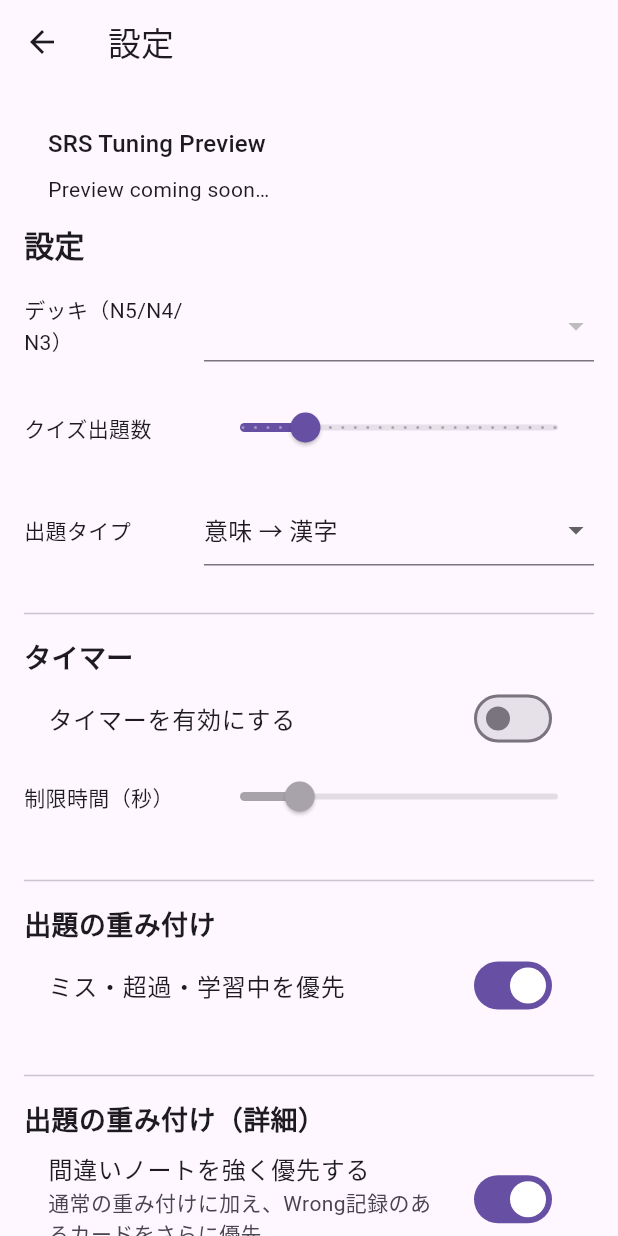
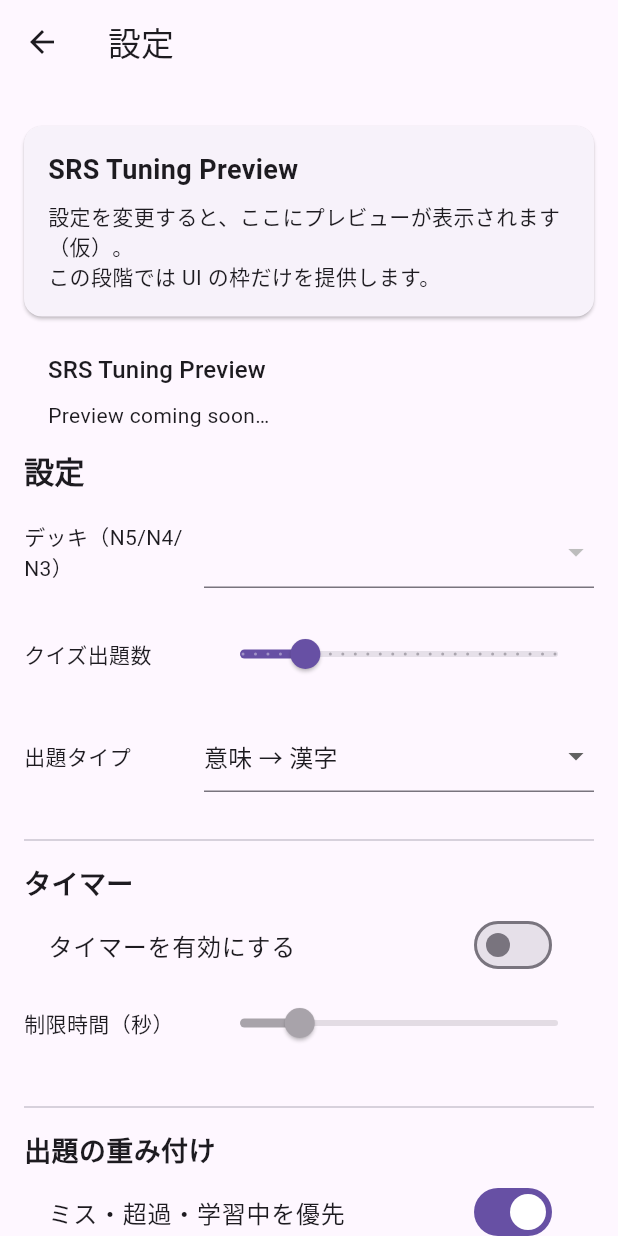
Before and after one commit to inami202rk-hub/my_kanji_app, a Flutter app: the screen it shows after launch, in the side drawer, after a tap on "設定", on a phone screen of 412 x 824 dp. Run offline on Flutter 3.47's test engine with Material 3 defaults, Android fonts, the phone set to English and light mode, and no system bars; our stand-ins replace shared_preferences; missing offline and left inert: dart:html, dart:js_util; network calls fail.

Commit message:
feat(settings/srs): add SrsPreviewCard placeholder (UI only, with Key)

```diff
--- a/lib/pages/settings_page.dart
+++ b/lib/pages/settings_page.dart
@@ -9,6 +9,7 @@ import '../models/srs_config.dart';
 import '../services/srs_config_store.dart';
 import '../widget/pwa_install_button.dart';
 import '../utils/srs_preview.dart';
+import 'package:my_kanji_app/widgets/srs_preview_card.dart';
 
 class SettingsPage extends StatefulWidget {
   const SettingsPage({super.key});
@@ -415,6 +416,8 @@ class _SettingsPageState extends State<SettingsPage> {
         : ListView(
             padding: const EdgeInsets.all(16),
             children: [
+              const SrsPreviewCard(),
+
               Container(
                 key: const Key('srsPreviewSection'),
                 padding: const EdgeInsets.symmetric(
--- /dev/null
+++ b/lib/widgets/srs_preview_card.dart
@@ -0,0 +1,36 @@
+import 'package:flutter/material.dart';
+
+/// SRS プレビュー（プレースホルダー）
+/// まだロジックは繋げず、見出し＋説明だけを描画する。
+class SrsPreviewCard extends StatelessWidget {
+  /// SettingsPage のスモークテストが探しに来る合図。
+  static const previewSectionKey = Key('srsPreviewSection');
+
+  const SrsPreviewCard({super.key});
+
+  @override
+  Widget build(BuildContext context) {
+    return Card(
+      margin: const EdgeInsets.symmetric(vertical: 12),
+      child: Padding(
+        padding: const EdgeInsets.all(16),
+        child: Column(
+          crossAxisAlignment: CrossAxisAlignment.start,
+          children: const [
+            // ← この Key を見てテストが合格する
+            SizedBox(key: previewSectionKey, height: 0, width: 0),
+            Text(
+              'SRS Tuning Preview', // テストはJP/ENどちらでもOK
+              style: TextStyle(fontSize: 18, fontWeight: FontWeight.w600),
+            ),
+            SizedBox(height: 8),
+            Text(
+              '設定を変更すると、ここにプレビューが表示されます（仮）。\n'
+              'この段階では UI の枠だけを提供します。',
+            ),
+          ],
+        ),
+      ),
+    );
+  }
+}
```
